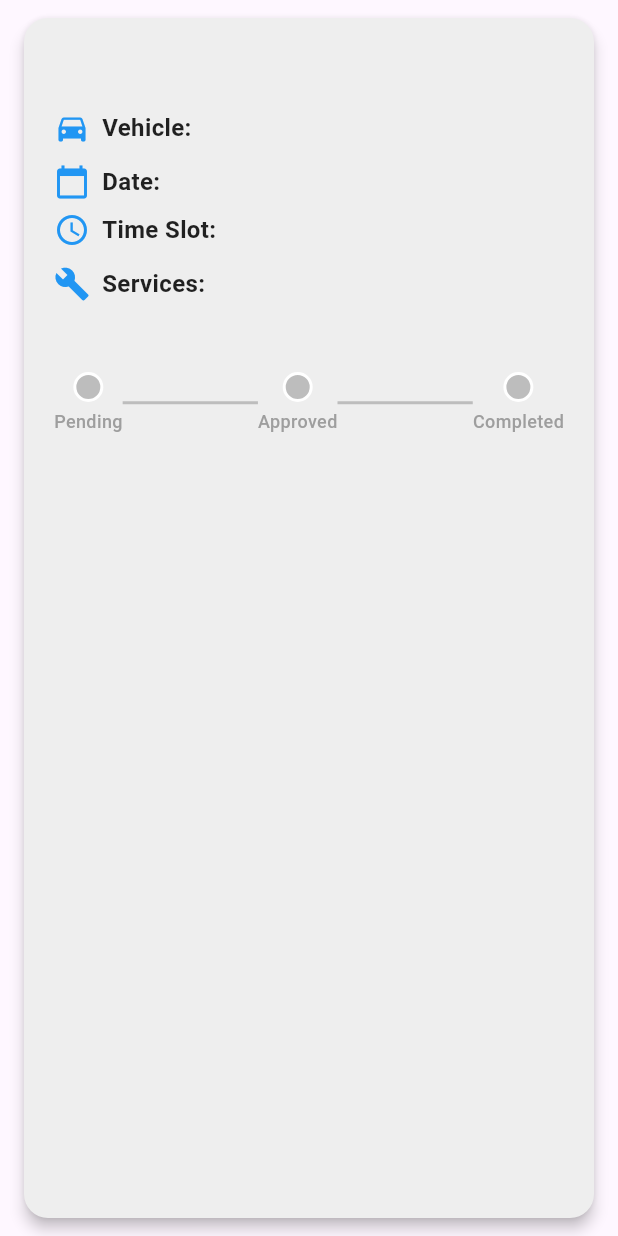
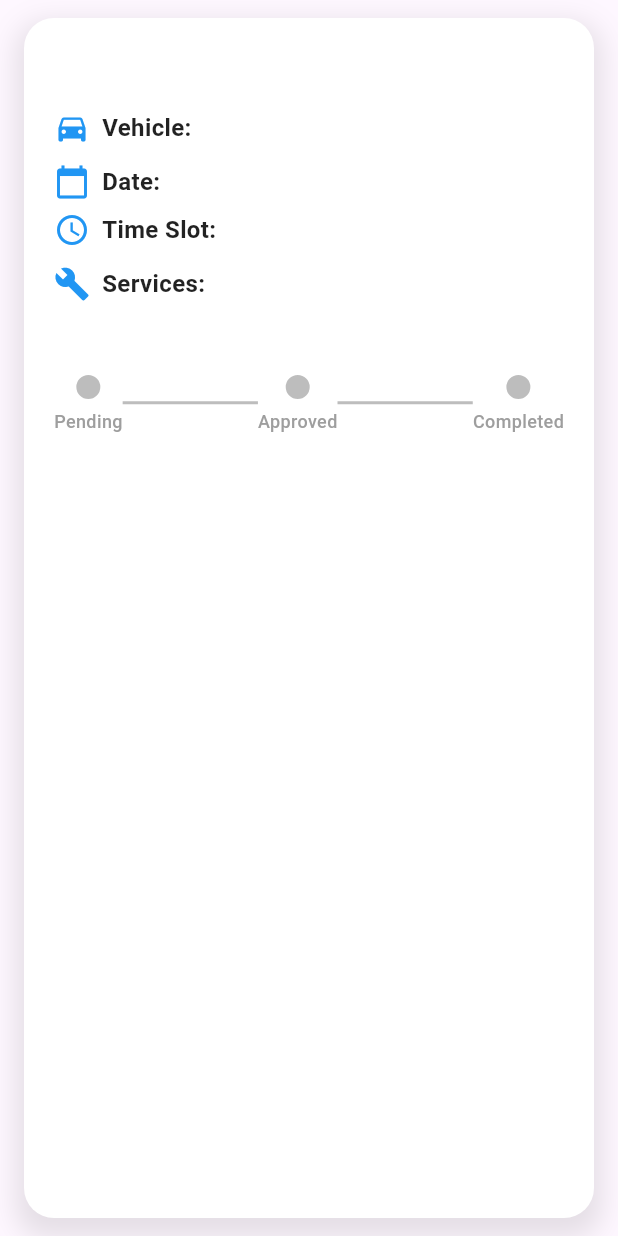
Before and after one commit to JohnLloydDev/AJ-Autofix-App, a Flutter app: the TaskCard widget shown alone on an empty page, opened directly with empty values, on a phone screen of 412 x 824 dp. Run offline on Flutter 3.47's test engine with Material 3 defaults, Android fonts, the phone set to English and light mode, and no system bars; our stand-ins replace bloc, equatable, flutter_bloc, flutter_rating_bar, flutter_secure_storage, flutter_spinkit and 10 more; missing offline and left inert: onesignal_flutter; accounts and stored records are empty; network calls fail.

Commit message:
update the task card

```diff
--- a/lib/widgets/task_card.dart
+++ b/lib/widgets/task_card.dart
@@ -36,14 +36,20 @@ class TaskCard extends StatelessWidget {
   Widget build(BuildContext context) {
     final int currentStep = _getStatusIndex(status);
 
-    return Card(
-      color: Colors.grey[200],
+    return Container(
       margin: const EdgeInsets.symmetric(vertical: 12.0, horizontal: 16.0),
-      shape: RoundedRectangleBorder(
-        borderRadius: BorderRadius.circular(16.0),
+      decoration: BoxDecoration(
+        color: Colors.white,
+        borderRadius: BorderRadius.circular(20.0),
+        boxShadow: [
+          BoxShadow(
+            color: Colors.black.withOpacity(0.1),
+            blurRadius: 15,
+            spreadRadius: 5,
+            offset: const Offset(0, 8),
+          ),
+        ],
       ),
-      elevation: 4,
-      shadowColor: Colors.black.withOpacity(1.0),
       child: Padding(
         padding: const EdgeInsets.all(20.0),
         child: Column(
```
